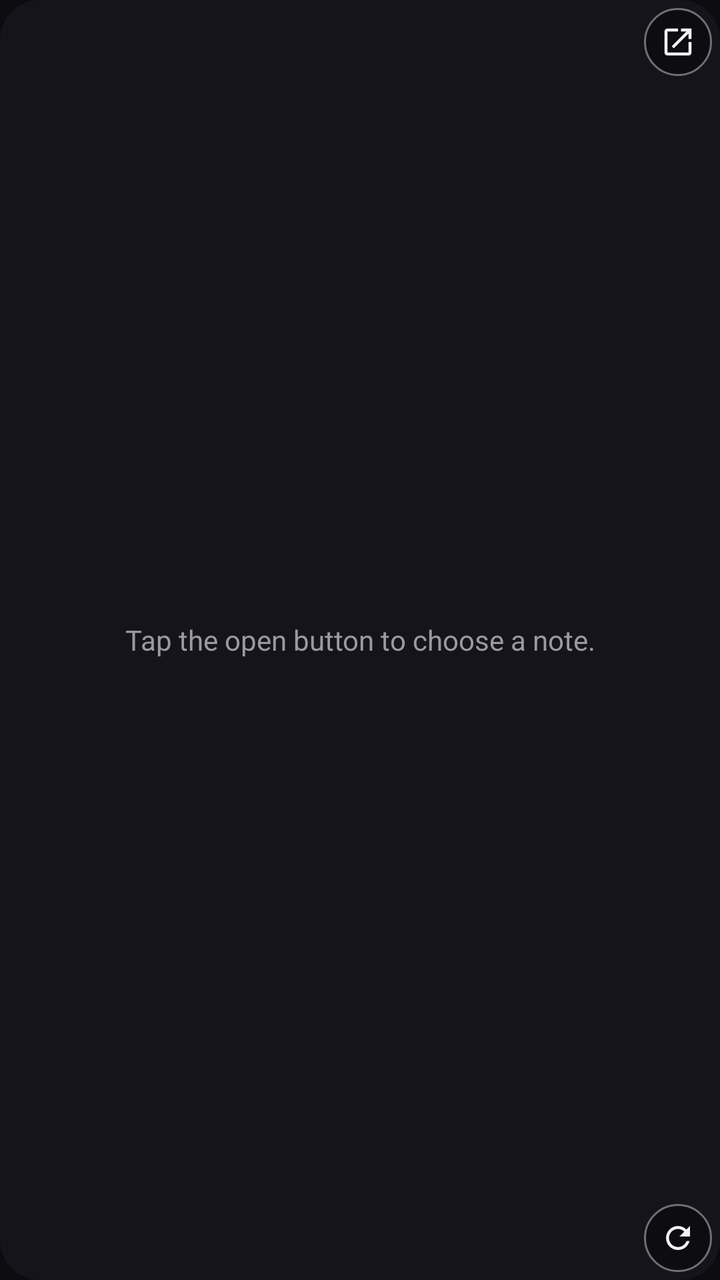
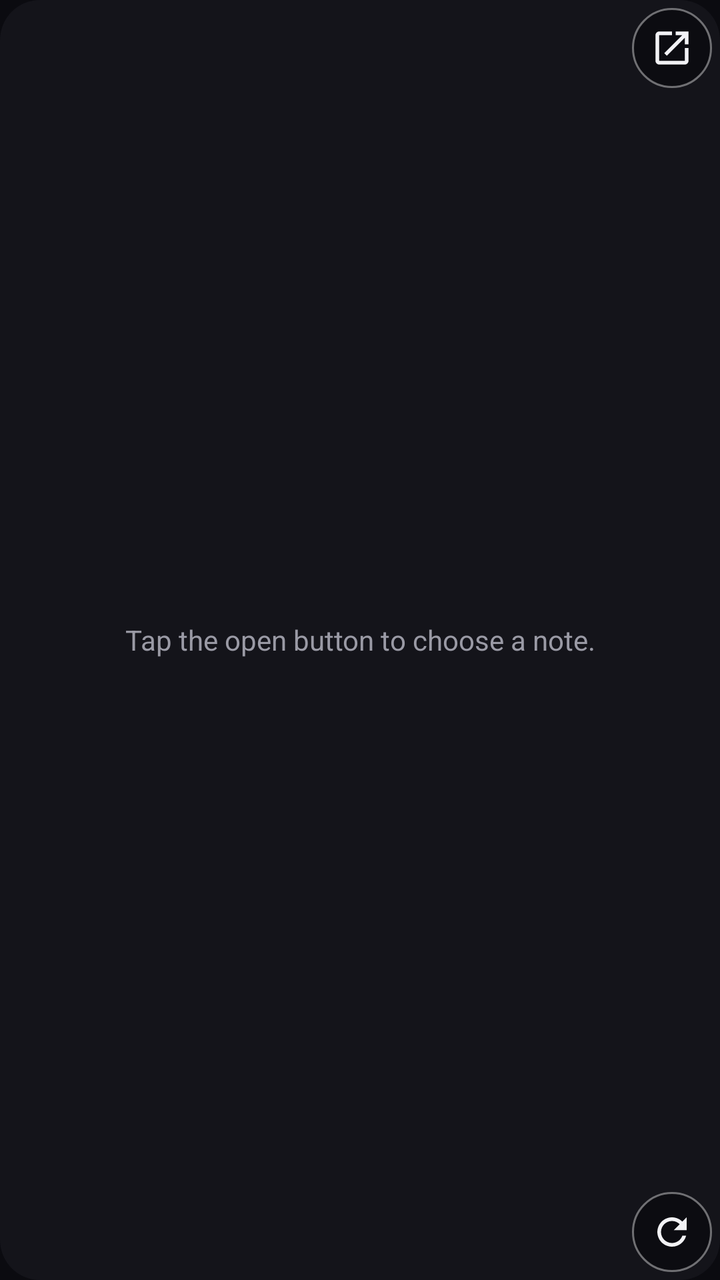

Compare the two renders of this Android layout. The source of the first and the diff that turns it into the second are given below.
<!-- AndroidManifest.xml: application theme Theme.TurboKeep -->
<!-- res/layout/widget_note.xml -->
<?xml version="1.0" encoding="utf-8"?>
<FrameLayout xmlns:android="http://schemas.android.com/apk/res/android"
    android:layout_width="match_parent"
    android:layout_height="match_parent"
    android:background="@drawable/widget_bg">

    <ListView
        android:id="@+id/list"
        android:layout_width="match_parent"
        android:layout_height="match_parent"
        android:clipToPadding="false"
        android:divider="@null"
        android:dividerHeight="0dp"
        android:paddingStart="12dp"
        android:paddingTop="10dp"
        android:paddingEnd="12dp"
        android:paddingBottom="44dp"
        android:scrollbars="none" />

    <TextView
        android:id="@+id/empty"
        android:layout_width="match_parent"
        android:layout_height="match_parent"
        android:gravity="center"
        android:padding="24dp"
        android:text="Tap the open button to choose a note."
        android:textColor="@color/widget_muted"
        android:textSize="14sp" />

    <ImageView
        android:id="@+id/open"
        android:layout_width="34dp"
        android:layout_height="34dp"
        android:layout_gravity="top|end"
        android:layout_margin="4dp"
        android:background="@drawable/widget_fab_bg"
        android:contentDescription="Open"
        android:padding="8dp"
        android:src="@drawable/ic_w_open" />

    <ImageView
        android:id="@+id/refresh"
        android:layout_width="34dp"
        android:layout_height="34dp"
        android:layout_gravity="bottom|end"
        android:layout_margin="4dp"
        android:background="@drawable/widget_fab_bg"
        android:contentDescription="Refresh"
        android:padding="8dp"
        android:src="@drawable/ic_w_refresh" />

    <ProgressBar
        android:id="@+id/refresh_spin"
        style="?android:attr/progressBarStyleSmall"
        android:layout_width="34dp"
        android:layout_height="34dp"
        android:layout_gravity="bottom|end"
        android:layout_margin="4dp"
        android:background="@drawable/widget_fab_bg"
        android:indeterminate="true"
        android:indeterminateTint="@color/widget_accent"
        android:padding="7dp"
        android:visibility="gone" />
</FrameLayout>
<!-- resources referenced by this layout -->
<resources>
  <color name="widget_accent">#FFFFB020</color>
  <color name="widget_muted">#FF9A9AA5</color>
  <!-- drawable ic_w_open (drawable) -->
  <?xml version="1.0" encoding="utf-8"?>
  <vector xmlns:android="http://schemas.android.com/apk/res/android" android:width="24dp" android:height="24dp" android:viewportWidth="24" android:viewportHeight="24">
      <path android:fillColor="#FFF2F2F5" android:pathData="M19,19H5V5h7V3H5c-1.11,0 -2,0.9 -2,2v14c0,1.1 0.89,2 2,2h14c1.1,0 2,-0.9 2,-2v-7h-2v7zM14,3v2h3.59l-9.83,9.83 1.41,1.41L19,6.41V10h2V3h-7z" />
  </vector>
  <!-- drawable ic_w_refresh (drawable) -->
  <?xml version="1.0" encoding="utf-8"?>
  <vector xmlns:android="http://schemas.android.com/apk/res/android" android:width="24dp" android:height="24dp" android:viewportWidth="24" android:viewportHeight="24">
      <path android:fillColor="#FFF2F2F5" android:pathData="M17.65,6.35C16.2,4.9 14.21,4 12,4c-4.42,0 -7.99,3.58 -7.99,8s3.57,8 7.99,8c3.73,0 6.84,-2.55 7.73,-6h-2.08c-0.82,2.33 -3.04,4 -5.65,4 -3.31,0 -6,-2.69 -6,-6s2.69,-6 6,-6c1.66,0 3.14,0.69 4.22,1.78L13,11h7V4l-2.35,2.35z" />
  </vector>
  <!-- drawable widget_bg (drawable) -->
  <?xml version="1.0" encoding="utf-8"?>
  <shape xmlns:android="http://schemas.android.com/apk/res/android" android:shape="rectangle">
      <solid android:color="@color/widget_bg" />
      <corners android:radius="20dp" />
  </shape>
  <!-- drawable widget_fab_bg (drawable) -->
  <?xml version="1.0" encoding="utf-8"?>
  <shape xmlns:android="http://schemas.android.com/apk/res/android" android:shape="oval">
      <solid android:color="#CC0B0B10" />
      <stroke android:width="1dp" android:color="#66FFFFFF" />
  </shape>
  <style name="Theme.TurboKeep" parent="Theme.AppCompat.DayNight.NoActionBar">
          <item name="android:windowBackground">@color/keep_bg</item>
          <item name="android:statusBarColor">@android:color/transparent</item>
          <item name="android:navigationBarColor">@android:color/transparent</item>
      </style>
  <color name="widget_bg">#EE15151B</color>
  <color name="keep_bg">#FF0B0B10</color>
</resources>

<!-- the commit's change to res/layout/widget_note.xml (unified diff, before → after) -->
@@ -29,36 +29,36 @@
 
     <ImageView
         android:id="@+id/open"
-        android:layout_width="34dp"
-        android:layout_height="34dp"
+        android:layout_width="40dp"
+        android:layout_height="40dp"
         android:layout_gravity="top|end"
         android:layout_margin="4dp"
         android:background="@drawable/widget_fab_bg"
         android:contentDescription="Open"
-        android:padding="8dp"
+        android:padding="9dp"
         android:src="@drawable/ic_w_open" />
 
     <ImageView
         android:id="@+id/refresh"
-        android:layout_width="34dp"
-        android:layout_height="34dp"
+        android:layout_width="40dp"
+        android:layout_height="40dp"
         android:layout_gravity="bottom|end"
         android:layout_margin="4dp"
         android:background="@drawable/widget_fab_bg"
         android:contentDescription="Refresh"
-        android:padding="8dp"
+        android:padding="9dp"
         android:src="@drawable/ic_w_refresh" />
 
     <ProgressBar
         android:id="@+id/refresh_spin"
         style="?android:attr/progressBarStyleSmall"
-        android:layout_width="34dp"
-        android:layout_height="34dp"
+        android:layout_width="40dp"
+        android:layout_height="40dp"
         android:layout_gravity="bottom|end"
         android:layout_margin="4dp"
         android:background="@drawable/widget_fab_bg"
         android:indeterminate="true"
         android:indeterminateTint="@color/widget_accent"
-        android:padding="7dp"
+        android:padding="8dp"
         android:visibility="gone" />
 </FrameLayout>
